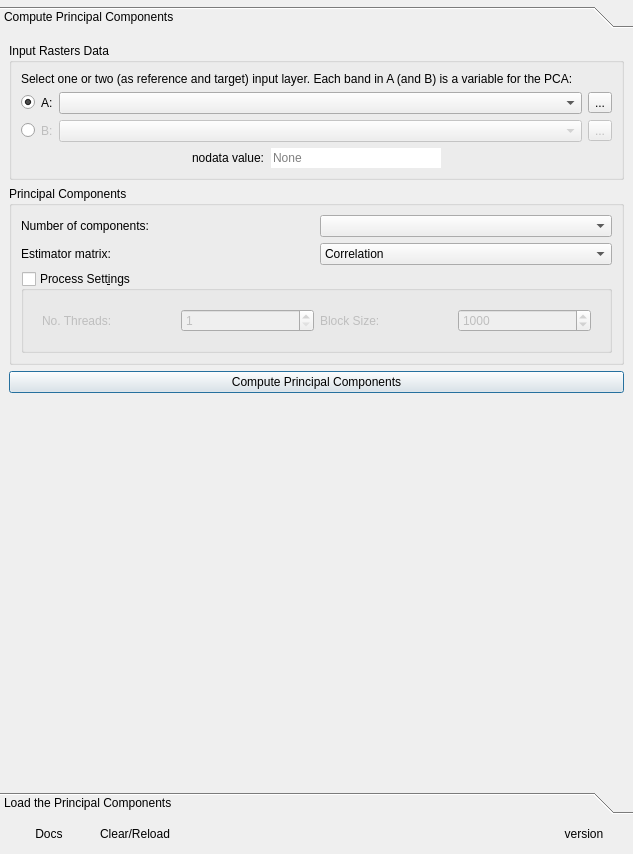
The window that ui/pca4cd_dialog.ui (SMByC/PCA4CD) describes before a commit, drawn with Qt 5.
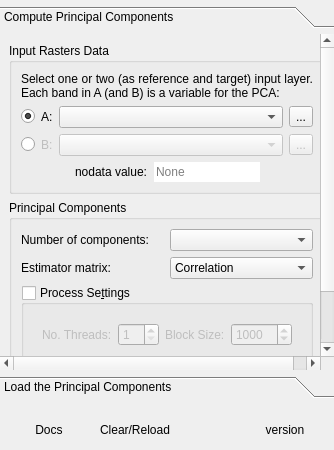
The same window after the commit. Icons and pictures are not drawn. Custom widgets are drawn as their Qt base class.

What changed in the file:
```diff
--- a/ui/pca4cd_dialog.ui
+++ b/ui/pca4cd_dialog.ui
@@ -2,14 +2,6 @@
 <ui version="4.0">
  <class>PCA4CDDialogBase</class>
  <widget class="QDialog" name="PCA4CDDialogBase">
-  <property name="geometry">
-   <rect>
-    <x>0</x>
-    <y>0</y>
-    <width>633</width>
-    <height>854</height>
-   </rect>
-  </property>
   <property name="windowTitle">
    <string>PCA4CD - Compute the Principal Components</string>
   </property>
@@ -64,14 +56,6 @@
    <item>
     <widget class="QToolBox" name="toolBox">
      <widget class="QWidget" name="ComputePCA">
-      <property name="geometry">
-       <rect>
-        <x>0</x>
-        <y>0</y>
-        <width>633</width>
-        <height>680</height>
-       </rect>
-      </property>
       <attribute name="label">
        <string>Compute Principal Components</string>
       </attribute>
@@ -402,7 +386,7 @@
           <item>
            <widget class="QGroupBox" name="groupBox_2">
             <property name="title">
-             <string>Process Sett&amp;ings</string>
+             <string>Process Se&amp;ttings</string>
             </property>
             <property name="checkable">
              <bool>true</bool>
@@ -468,14 +452,17 @@
         </widget>
        </item>
        <item>
-        <spacer name="verticalSpacer_2">
+        <spacer name="verticalSpacer_4">
          <property name="orientation">
           <enum>Qt::Vertical</enum>
          </property>
+         <property name="sizeType">
+          <enum>QSizePolicy::Fixed</enum>
+         </property>
          <property name="sizeHint" stdset="0">
           <size>
            <width>20</width>
-           <height>0</height>
+           <height>6</height>
           </size>
          </property>
         </spacer>
@@ -487,8 +474,8 @@
        <rect>
         <x>0</x>
         <y>0</y>
-        <width>633</width>
-        <height>680</height>
+        <width>374</width>
+        <height>258</height>
        </rect>
       </property>
       <attribute name="label">
@@ -651,7 +638,7 @@
          <property name="sizeHint" stdset="0">
           <size>
            <width>20</width>
-           <height>0</height>
+           <height>6</height>
           </size>
          </property>
         </spacer>
@@ -663,6 +650,19 @@
    <item>
     <widget class="QWidget" name="widget_5" native="true">
      <layout class="QVBoxLayout" name="verticalLayout_2">
+      <item>
+       <spacer name="verticalSpacer_2">
+        <property name="orientation">
+         <enum>Qt::Vertical</enum>
+        </property>
+        <property name="sizeHint" stdset="0">
+         <size>
+          <width>20</width>
+          <height>12</height>
+         </size>
+        </property>
+       </spacer>
+      </item>
       <item>
        <widget class="QWidget" name="widget_plugin_info" native="true">
         <layout class="QHBoxLayout" name="horizontalLayout_25">
```
